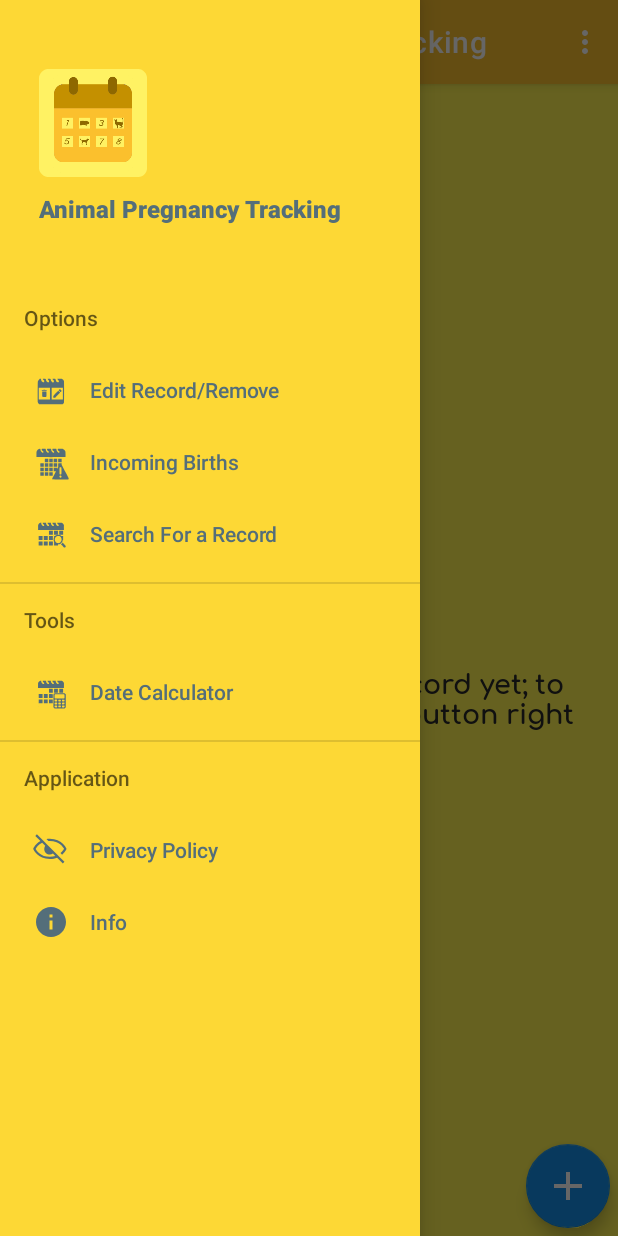
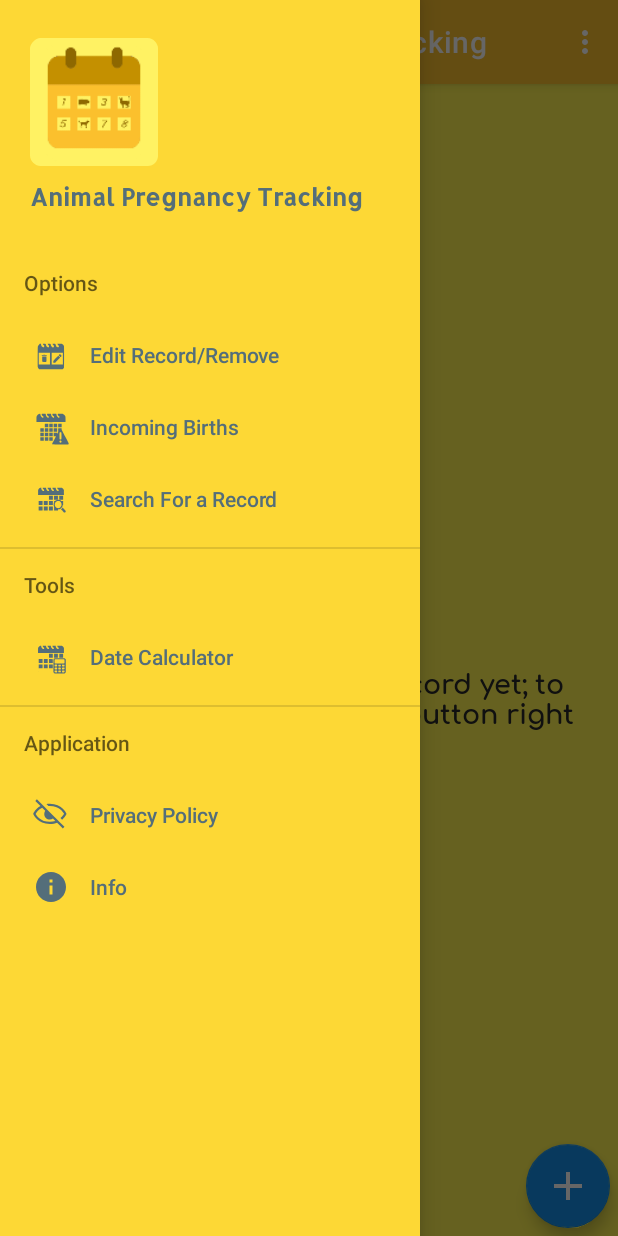
Before and after one commit to SametBozkurt/AnimalPregnancyTracking, an Android app: the screen it shows after launch (PrimaryActivity), with the side drawer open, on a phone screen of 412 x 824 dp. Run offline under Robolectric (Android 15) with nearby library versions, the phone set to English and light mode, and no system bars.

Commit message:
Keep going to make it stable...

```diff
--- a/app/build.gradle
+++ b/app/build.gradle
@@ -6,7 +6,7 @@ android {
         applicationId "com.sariyazilim.hayvangebeliktakibi"
         minSdkVersion 21
         targetSdkVersion 29
-        versionCode 15
+        versionCode 16
         versionName '1.1.0.3'
         testInstrumentationRunner "androidx.test.runner.AndroidJUnitRunner"
     }
@@ -29,7 +29,7 @@ dependencies {
     implementation fileTree(include: ['*.jar'], dir: 'libs')
     implementation 'androidx.appcompat:appcompat:1.1.0'
     implementation 'androidx.constraintlayout:constraintlayout:2.0.0-beta4'
-    implementation 'com.google.android.material:material:1.2.0-alpha03'
+    implementation 'com.google.android.material:material:1.2.0-alpha04'
     implementation 'androidx.cardview:cardview:1.0.0'
     implementation 'androidx.recyclerview:recyclerview:1.2.0-alpha01'
     implementation 'de.hdodenhof:circleimageview:3.0.1'
--- a/app/src/main/res/layout/nav_header_primary.xml
+++ b/app/src/main/res/layout/nav_header_primary.xml
@@ -1,34 +1,32 @@
 <?xml version="1.0" encoding="utf-8"?>
 <RelativeLayout xmlns:android="http://schemas.android.com/apk/res/android"
     android:layout_width="match_parent"
-    android:layout_height="@dimen/nav_header_height"
-    android:background="#fdd835"
+    android:layout_height="wrap_content"
+    android:background="@color/nav_header_background"
     android:orientation="vertical"
-    android:paddingLeft="@dimen/activity_horizontal_margin"
-    android:paddingTop="@dimen/activity_vertical_margin"
-    android:paddingRight="@dimen/activity_horizontal_margin"
-    android:paddingBottom="@dimen/activity_vertical_margin"
     android:theme="@style/ThemeOverlay.AppCompat.Dark">
 
     <ImageView
         android:id="@+id/image"
-        android:layout_width="wrap_content"
-        android:layout_height="wrap_content"
+        android:layout_width="85dp"
+        android:layout_height="85dp"
         android:contentDescription="@string/nav_header_desc"
-        android:layout_marginTop="30dp"
-        android:layout_marginStart="@dimen/margin_kategori_3"
+        android:layout_marginTop="@dimen/margin_kategori_6"
+        android:layout_marginStart="@dimen/margin_kategori_5"
         android:src="@mipmap/icon_new" />
 
     <TextView
         android:layout_width="match_parent"
         android:layout_height="wrap_content"
         android:layout_below="@id/image"
-        android:fontFamily="sans-serif-black"
+        android:layout_marginStart="@dimen/margin_kategori_5"
+        android:layout_marginTop="@dimen/margin_kategori_3"
+        android:fontFamily="@font/allerta"
+        android:paddingBottom="@dimen/margin_kategori_4"
         android:text="@string/nav_header_title"
         android:textAppearance="@style/TextAppearance.AppCompat.Large"
-        android:textColor="#546e7a"
-        android:layout_marginTop="@dimen/margin_kategori_3"
-        android:layout_marginStart="@dimen/margin_kategori_3"
-        android:textSize="16sp" />
+        android:textColor="@color/nav_header_title_color"
+        android:textSize="@dimen/nav_header_title_size"
+        android:textStyle="bold" />
 
 </RelativeLayout>
--- a/app/src/main/res/values/colors.xml
+++ b/app/src/main/res/values/colors.xml
@@ -16,6 +16,7 @@
     <color name="button_ripple_color_light">#C5CAE9</color>
     <color name="card_background_tint">#EBBF00</color>
     <color name="card_background_tint_2">#FDD835</color>
+    <color name="nav_header_background">#FDD835</color>
     <color name="colorAccentPicker">#F57F17</color>
     <color name="image_background">#FFD54F</color>
     <color name="fab_tint">#138EE9</color>
@@ -25,6 +26,7 @@
     <color name="button_stroke_color">#FFFFFF</color>
     <color name="input_background_tint">#37474f</color>
     <color name="input_text_color">#37474f</color>
+    <color name="nav_header_title_color">#546e7a</color>
     <color name="dogum_kayit_background">#ffeb3b</color>
     <color name="arama_sonuclari_adapter_background">#ffe54c</color>
 </resources>
--- a/app/src/main/res/values/dimens.xml
+++ b/app/src/main/res/values/dimens.xml
@@ -1,7 +1,5 @@
 <resources>
     <!-- Default screen margins, per the Android Design guidelines. -->
-    <dimen name="activity_horizontal_margin">16dp</dimen>
-    <dimen name="activity_vertical_margin">16dp</dimen>
     <dimen name="nav_header_vertical_spacing">8dp</dimen>
     <dimen name="nav_header_height">180dp</dimen>
     <dimen name="textView_uyari_size">18sp</dimen>
@@ -9,12 +7,15 @@
     <dimen name="margin_kategori_2">8dp</dimen>
     <dimen name="margin_kategori_3">10dp</dimen>
     <dimen name="margin_kategori_4">15dp</dimen>
+    <dimen name="margin_kategori_5">20dp</dimen>
+    <dimen name="margin_kategori_6">25dp</dimen>
     <dimen name="button_stroke_width">2dp</dimen>
     <dimen name="text_input_width">2dp</dimen>
     <dimen name="title_layout_height">130dp</dimen>
     <dimen name="activity_bul_title_height">200dp</dimen>
     <dimen name="title_size">40sp</dimen>
     <dimen name="activity_bul_title_size">30sp</dimen>
+    <dimen name="nav_header_title_size">16sp</dimen>
     <dimen name="add_button_stroke_radius">18dp</dimen>
     <dimen name="button_elevation">12dp</dimen>
     <dimen name="card_corner_radius">12dp</dimen>
```
Also changed, not shown: app/src/main/java/com/abcd/hayvandogumtakibi2/ActivityDogumKayit.java (+7 -11 lines), app/src/main/java/com/abcd/hayvandogumtakibi2/ActivityEdit.java (+7 -39 lines), app/src/main/res/layout/activity_primary.xml (+3 -4 lines), app/src/main/res/font/allerta.ttf (added), app/src/main/res/mipmap-hdpi/icon_new.png, app/src/main/res/mipmap-xhdpi/icon_new.png.
